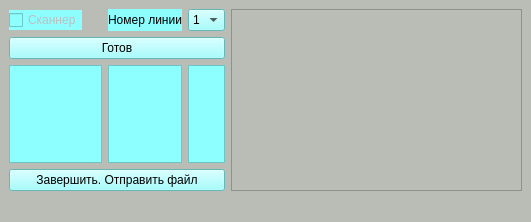
Before: the Qt Designer form untitled.ui in avovana/slave_controller, drawn with Qt 5.
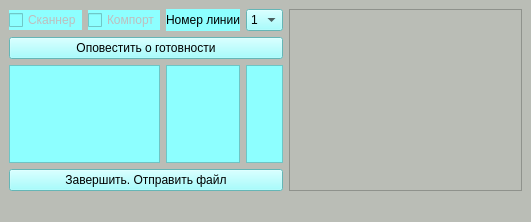
After: the same form once the commit is applied.

Commit message: Com port hello

Patch:
```diff
--- a/untitled.ui
+++ b/untitled.ui
@@ -551,7 +551,7 @@
        <string notr="true">background-color: rgb(141, 255, 255);</string>
       </property>
       <property name="text">
-       <string>Готов</string>
+       <string>Оповестить о готовности</string>
       </property>
      </widget>
     </item>
@@ -593,6 +593,22 @@
       </property>
      </widget>
     </item>
+    <item row="0" column="2">
+     <widget class="QCheckBox" name="comport_status_checkbox">
+      <property name="enabled">
+       <bool>false</bool>
+      </property>
+      <property name="styleSheet">
+       <string notr="true">background-color: rgb(141, 255, 255);</string>
+      </property>
+      <property name="text">
+       <string>Компорт</string>
+      </property>
+      <property name="tristate">
+       <bool>true</bool>
+      </property>
+     </widget>
+    </item>
    </layout>
   </widget>
   <widget class="QMenuBar" name="menubar">
```
The commit also changes 2 other files.
